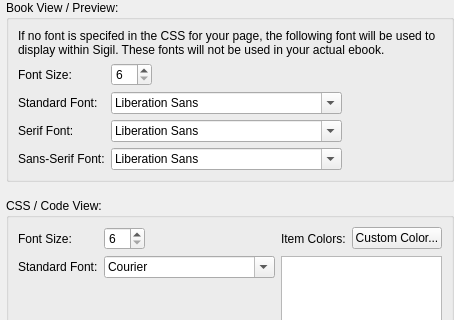
Sigil-Ebook/Sigil, file src/Sigil/Form_Files/PAppearanceWidget.ui: the form before one commit; both pictures show x 0 to 454 and y 0 to 320 of the 454 by 512 pixel window.
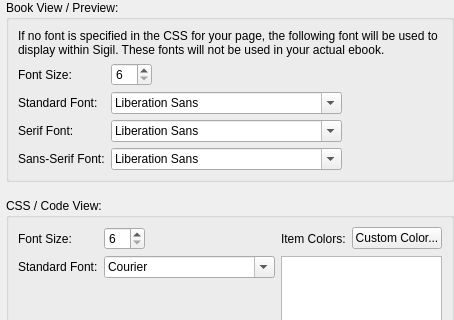
The form after the commit.

Commit message: typo fix: specifed -> specified

```diff
--- a/src/Sigil/Form_Files/PAppearanceWidget.ui
+++ b/src/Sigil/Form_Files/PAppearanceWidget.ui
@@ -38,7 +38,7 @@
          <string/>
         </property>
         <property name="text">
-         <string>If no font is specifed in the CSS for your page, the following font will be used to display within Sigil. These fonts will not be used in your actual ebook.</string>
+         <string>If no font is specified in the CSS for your page, the following font will be used to display within Sigil. These fonts will not be used in your actual ebook.</string>
         </property>
         <property name="wordWrap">
          <bool>true</bool>
```
The commit also changes 35 other files.
